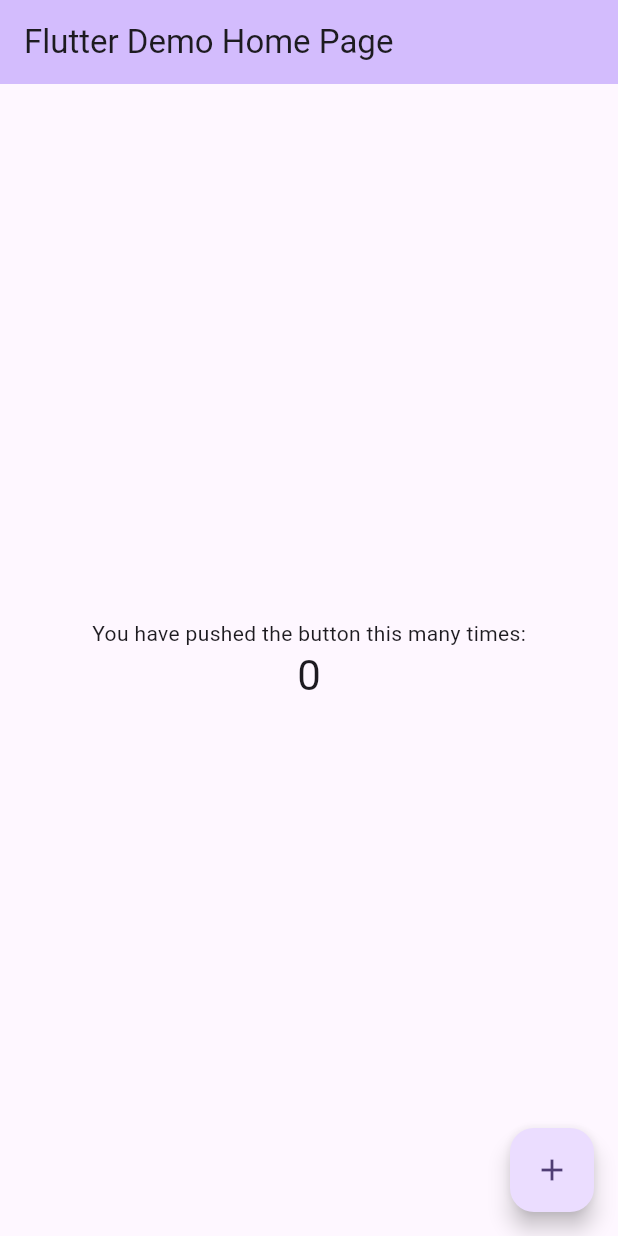
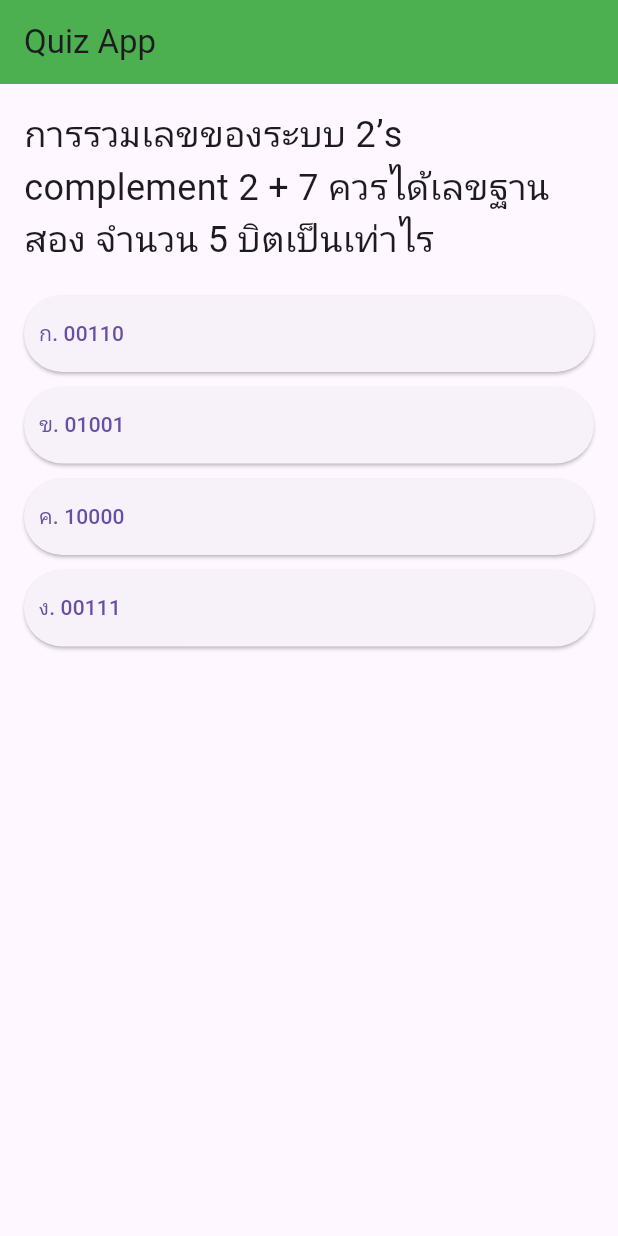
Before and after one commit to muhunXD/quiz_app, a Flutter app: the screen it shows after launch, on a phone screen of 412 x 824 dp. Run offline on Flutter 3.47's test engine with Material 3 defaults, Android fonts, the phone set to English and light mode, and no system bars.

Commit message:
Basic quiz app with In-class question

```diff
--- a/quiz/lib/main.dart
+++ b/quiz/lib/main.dart
@@ -1,125 +1,196 @@
 import 'package:flutter/material.dart';
 
 void main() {
-  runApp(const MyApp());
+  runApp(MyApp());
 }
 
 class MyApp extends StatelessWidget {
-  const MyApp({super.key});
-
-  // This widget is the root of your application.
   @override
   Widget build(BuildContext context) {
     return MaterialApp(
-      title: 'Flutter Demo',
+      title: 'Quiz App',
       theme: ThemeData(
-        // This is the theme of your application.
-        //
-        // TRY THIS: Try running your application with "flutter run". You'll see
-        // the application has a purple toolbar. Then, without quitting the app,
-        // try changing the seedColor in the colorScheme below to Colors.green
-        // and then invoke "hot reload" (save your changes or press the "hot
-        // reload" button in a Flutter-supported IDE, or press "r" if you used
-        // the command line to start the app).
-        //
-        // Notice that the counter didn't reset back to zero; the application
-        // state is not lost during the reload. To reset the state, use hot
-        // restart instead.
-        //
-        // This works for code too, not just values: Most code changes can be
-        // tested with just a hot reload.
-        colorScheme: ColorScheme.fromSeed(seedColor: Colors.deepPurple),
-        useMaterial3: true,
+        primarySwatch: Colors.blue,
       ),
-      home: const MyHomePage(title: 'Flutter Demo Home Page'),
+      home: QuizPage(),
     );
   }
 }
 
-class MyHomePage extends StatefulWidget {
-  const MyHomePage({super.key, required this.title});
-
-  // This widget is the home page of your application. It is stateful, meaning
-  // that it has a State object (defined below) that contains fields that affect
-  // how it looks.
-
-  // This class is the configuration for the state. It holds the values (in this
-  // case the title) provided by the parent (in this case the App widget) and
-  // used by the build method of the State. Fields in a Widget subclass are
-  // always marked "final".
-
-  final String title;
-
+class QuizPage extends StatefulWidget {
   @override
-  State<MyHomePage> createState() => _MyHomePageState();
+  _QuizPageState createState() => _QuizPageState();
 }
 
-class _MyHomePageState extends State<MyHomePage> {
-  int _counter = 0;
+class _QuizPageState extends State<QuizPage> {
+  final List<Question> _questions = [
+    Question(
+        questionText:
+            'การรวมเลขของระบบ 2’s complement 2 + 7 ควรได้เลขฐานสอง จำนวน 5 บิตเป็นเท่าไร',
+        answers: {
+          'ก. 00110': false,
+          'ข. 01001': false,
+          'ค. 10000': true,
+          'ง. 00111': false,
+        }),
+    Question(
+        questionText: 'Canonical sum ของ AB + AbarB ควรอ่านว่าอย่างไร',
+        answers: {
+          'ก. A and B or A bar and B': true,
+          'ข. A or B and A bar or B': false,
+          'ค. A and B or A and B': false,
+          'ง. ถูกทุกข้อ': false,
+        }),
+    Question(
+        questionText:
+            'จากเลขฐานสอง 101011 เมื่อแปลงเป็นเลขฐานสิบแล้ว ค่าที่ได้ตรงกับข้อใด',
+        answers: {
+          'ก. 30₁₀': false,
+          'ข. 43₁₀': false,
+          'ค. 45₁₀': true,
+          'ง. 47₁₀': false,
+        }),
+    Question(
+        questionText:
+            'Maurice Karnaugh คือผู้คิดหลักการลดรูปสมการบูลีนด้วยวิธีอะไร',
+        answers: {
+          'ก. Karnaugh Map': true,
+          'ข. Karna Map': false,
+          'ค. Karnung Map': false,
+          'ง. Kaning Map': false,
+        }),
+    Question(
+        questionText:
+            'จงแปลงกลับ 10’s compliment ของเลขฐานสองดังต่อไปนี้ -01110 (-14)',
+        answers: {
+          'ก. 951': false,
+          'ข. 231': false,
+          'ค. 064': true,
+          'ง. 085': false,
+        }),
+    Question(
+        questionText:
+            'จงแปลงกลับ 2 compliment ของเลขฐาน10ดังต่อไปนี้ 16(10000)',
+        answers: {
+          'ก. 00010': false,
+          'ข. 00001': true,
+          'ค. 101111': false,
+          'ง. 10001': false,
+        }),
+  ];
 
-  void _incrementCounter() {
+  int _currentQuestionIndex = 0;
+  int _score = 0;
+
+  void _answerQuestion(bool isCorrect) {
+    if (isCorrect) {
+      setState(() {
+        _score++;
+      });
+    }
+
     setState(() {
-      // This call to setState tells the Flutter framework that something has
-      // changed in this State, which causes it to rerun the build method below
-      // so that the display can reflect the updated values. If we changed
-      // _counter without calling setState(), then the build method would not be
-      // called again, and so nothing would appear to happen.
-      _counter++;
+      _currentQuestionIndex++;
+    });
+
+    if (_currentQuestionIndex >= _questions.length) {
+      _showResultDialog();
+    }
+  }
+
+  void _showResultDialog() {
+    showDialog(
+      context: context,
+      builder: (ctx) => AlertDialog(
+        title: Text('Quiz Completed!'),
+        content: Text('Your score is $_score out of ${_questions.length}'),
+        actions: [
+          TextButton(
+            onPressed: () {
+              Navigator.of(ctx).pop();
+              _resetQuiz();
+            },
+            child: Text('Restart Quiz'),
+          ),
+        ],
+      ),
+    );
+  }
+
+  void _resetQuiz() {
+    setState(() {
+      _currentQuestionIndex = 0;
+      _score = 0;
     });
   }
 
   @override
   Widget build(BuildContext context) {
-    // This method is rerun every time setState is called, for instance as done
-    // by the _incrementCounter method above.
-    //
-    // The Flutter framework has been optimized to make rerunning build methods
-    // fast, so that you can just rebuild anything that needs updating rather
-    // than having to individually change instances of widgets.
     return Scaffold(
       appBar: AppBar(
-        // TRY THIS: Try changing the color here to a specific color (to
-        // Colors.amber, perhaps?) and trigger a hot reload to see the AppBar
-        // change color while the other colors stay the same.
-        backgroundColor: Theme.of(context).colorScheme.inversePrimary,
-        // Here we take the value from the MyHomePage object that was created by
-        // the App.build method, and use it to set our appbar title.
-        title: Text(widget.title),
+        title: Text('Quiz App'),
+        backgroundColor: Colors.green, // Change this to any color you like
       ),
-      body: Center(
-        // Center is a layout widget. It takes a single child and positions it
-        // in the middle of the parent.
-        child: Column(
-          // Column is also a layout widget. It takes a list of children and
-          // arranges them vertically. By default, it sizes itself to fit its
-          // children horizontally, and tries to be as tall as its parent.
-          //
-          // Column has various properties to control how it sizes itself and
-          // how it positions its children. Here we use mainAxisAlignment to
-          // center the children vertically; the main axis here is the vertical
-          // axis because Columns are vertical (the cross axis would be
-          // horizontal).
-          //
-          // TRY THIS: Invoke "debug painting" (choose the "Toggle Debug Paint"
-          // action in the IDE, or press "p" in the console), to see the
-          // wireframe for each widget.
-          mainAxisAlignment: MainAxisAlignment.center,
-          children: <Widget>[
-            const Text(
-              'You have pushed the button this many times:',
+      body: _currentQuestionIndex < _questions.length
+          ? Quiz(
+              question: _questions[_currentQuestionIndex],
+              answerQuestion: _answerQuestion,
+            )
+          : Center(
+              child: Text('You did it! Your score is $_score'),
             ),
-            Text(
-              '$_counter',
-              style: Theme.of(context).textTheme.headlineMedium,
-            ),
-          ],
-        ),
-      ),
-      floatingActionButton: FloatingActionButton(
-        onPressed: _incrementCounter,
-        tooltip: 'Increment',
-        child: const Icon(Icons.add),
-      ), // This trailing comma makes auto-formatting nicer for build methods.
     );
   }
 }
+
+class Quiz extends StatelessWidget {
+  final Question question;
+  final Function(bool) answerQuestion;
+
+  Quiz({required this.question, required this.answerQuestion});
+
+  @override
+  Widget build(BuildContext context) {
+    return SingleChildScrollView(
+      child: Align(
+        alignment: Alignment.topLeft,
+        child: Padding(
+          padding: const EdgeInsets.all(16.0),
+          child: Column(
+            crossAxisAlignment: CrossAxisAlignment.start,
+            children: [
+              Text(
+                question.questionText,
+                style: TextStyle(fontSize: 24),
+                textAlign: TextAlign.left,
+              ),
+              SizedBox(height: 20),
+              ...question.answers.keys.map((answer) {
+                return Container(
+                  width: double.infinity,
+                  margin: EdgeInsets.only(bottom: 10),
+                  child: ElevatedButton(
+                    onPressed: () => answerQuestion(question.answers[answer]!),
+                    child: Text(answer),
+                    style: ElevatedButton.styleFrom(
+                      alignment: Alignment.centerLeft,
+                      padding:
+                          EdgeInsets.symmetric(vertical: 15, horizontal: 10),
+                    ),
+                  ),
+                );
+              }).toList(),
+            ],
+          ),
+        ),
+      ),
+    );
+  }
+}
+
+class Question {
+  final String questionText;
+  final Map<String, bool> answers;
+
+  Question({required this.questionText, required this.answers});
+}
```
